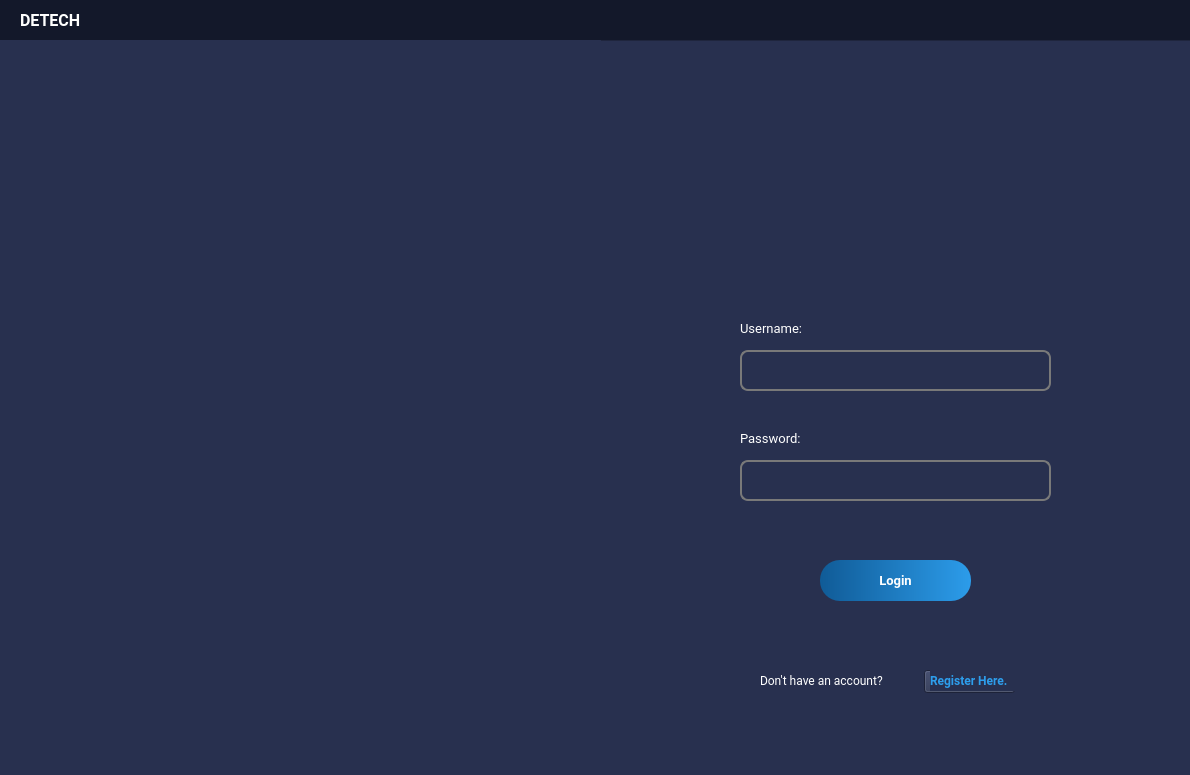
marcsandiego/Detech, file login_UI.ui: the form before one commit.
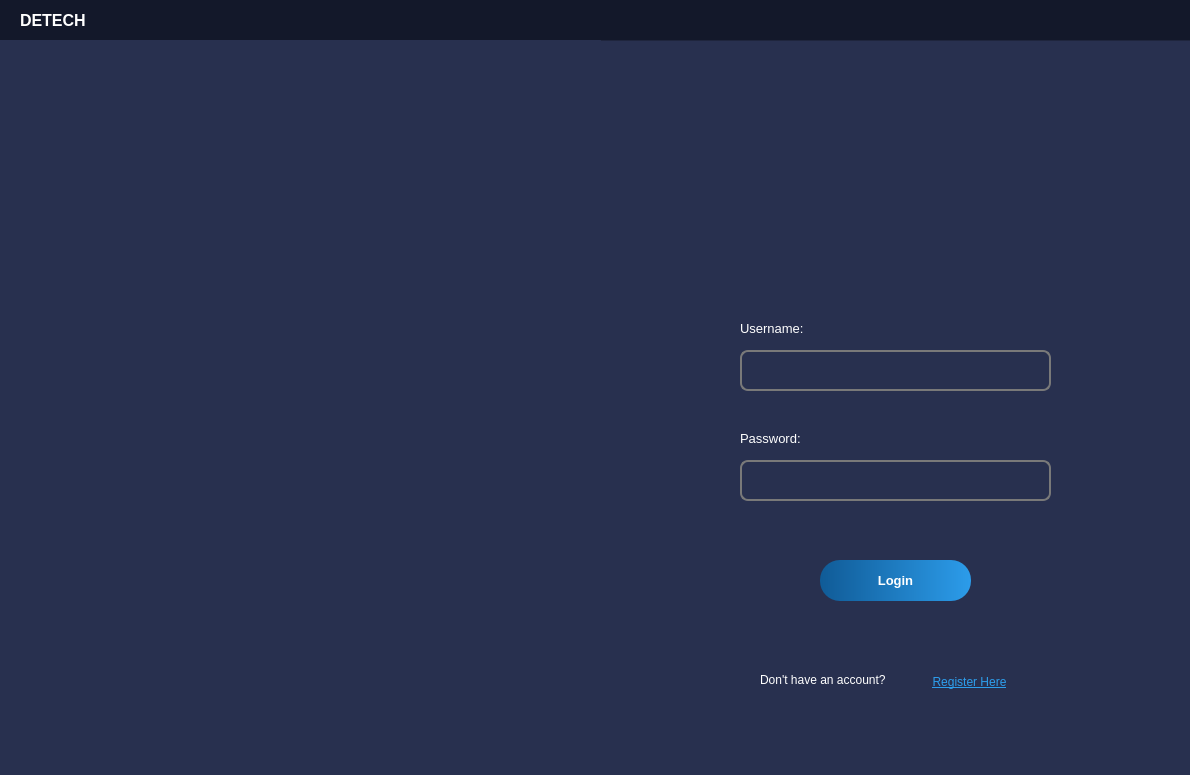
The form after the commit. Icons and pictures are not drawn.

Commit message: Red Error(login,register)

```diff
--- a/login_UI.ui
+++ b/login_UI.ui
@@ -46,7 +46,6 @@
      </property>
      <property name="font">
       <font>
-       <family>Roboto</family>
        <pointsize>10</pointsize>
       </font>
      </property>
@@ -68,7 +67,6 @@
      </property>
      <property name="font">
       <font>
-       <family>Roboto</family>
        <pointsize>10</pointsize>
       </font>
      </property>
@@ -163,9 +161,7 @@
      </property>
      <property name="font">
       <font>
-       <family>Roboto</family>
        <pointsize>10</pointsize>
-       <weight>75</weight>
        <bold>true</bold>
       </font>
      </property>
@@ -199,7 +195,6 @@
      </property>
      <property name="font">
       <font>
-       <family>Roboto</family>
        <pointsize>9</pointsize>
       </font>
      </property>
@@ -210,30 +205,6 @@
       <string>Don't have an account?</string>
      </property>
     </widget>
-    <widget class="QLabel" name="QLabel">
-     <property name="geometry">
-      <rect>
-       <x>940</x>
-       <y>630</y>
-       <width>101</width>
-       <height>21</height>
-      </rect>
-     </property>
-     <property name="font">
-      <font>
-       <family>Roboto</family>
-       <pointsize>9</pointsize>
-       <weight>75</weight>
-       <bold>true</bold>
-      </font>
-     </property>
-     <property name="styleSheet">
-      <string notr="true">color: rgb(45, 158, 236);</string>
-     </property>
-     <property name="text">
-      <string>Register Here.</string>
-     </property>
-    </widget>
     <widget class="QLabel" name="lgDetechLogo">
      <property name="geometry">
       <rect>
@@ -275,12 +246,16 @@
     <widget class="QLabel" name="UsernameLabelResult">
      <property name="geometry">
       <rect>
-       <x>750</x>
-       <y>360</y>
-       <width>211</width>
-       <height>31</height>
+       <x>756</x>
+       <y>351</y>
+       <width>341</width>
+       <height>21</height>
       </rect>
      </property>
+     <property name="styleSheet">
+      <string notr="true">color: rgb(250, 95, 85)
+</string>
+     </property>
      <property name="text">
       <string/>
      </property>
@@ -294,19 +269,41 @@
        <height>23</height>
       </rect>
      </property>
+     <property name="styleSheet">
+      <string notr="true">QPushButton{
+color: rgb(45, 158, 236);
+font: 700 9pt &quot;Segoe UI&quot;;
+text-decoration: underline;
+}
+
+QPushButton:pressed {
+    border-style: inset;
+    background: qradialgradient(
+        cx: 0.4, cy: -0.1, fx: 0.4, fy: -0.1,
+        radius: 1.35, stop: 0 rgb(70, 70, 70), stop: 1 rgb(85, 170, 255)
+        );
+    }</string>
+     </property>
      <property name="text">
-      <string/>
+      <string>Register Here</string>
+     </property>
+     <property name="flat">
+      <bool>true</bool>
      </property>
     </widget>
     <widget class="QLabel" name="PasswordLabelResult">
      <property name="geometry">
       <rect>
-       <x>760</x>
-       <y>470</y>
-       <width>211</width>
-       <height>31</height>
+       <x>756</x>
+       <y>461</y>
+       <width>331</width>
+       <height>21</height>
       </rect>
      </property>
+     <property name="styleSheet">
+      <string notr="true">color: rgb(250, 95, 85)
+</string>
+     </property>
      <property name="text">
       <string/>
      </property>
@@ -335,9 +332,7 @@
     </property>
     <property name="font">
      <font>
-      <family>Roboto</family>
       <pointsize>12</pointsize>
-      <weight>75</weight>
       <bold>true</bold>
      </font>
     </property>
```
Left out of the diff: 3 changed lines with no effect on the pictures. The commit also changes 3 other files.
